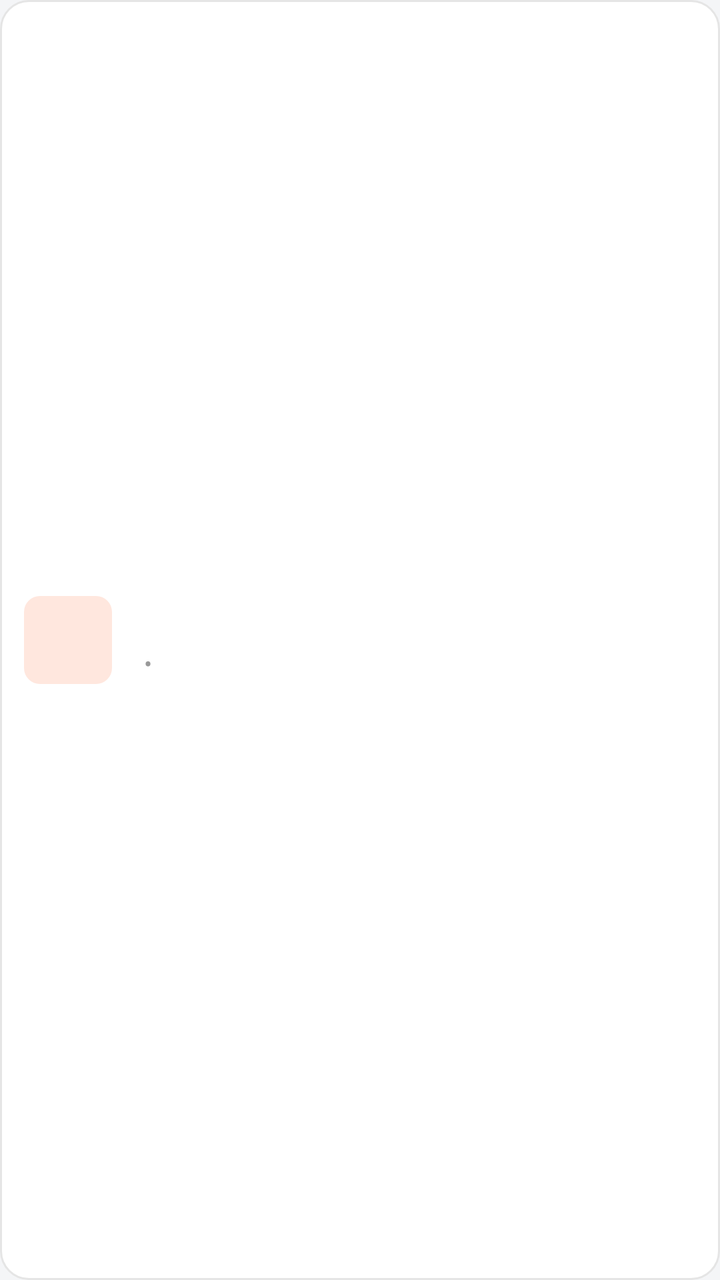
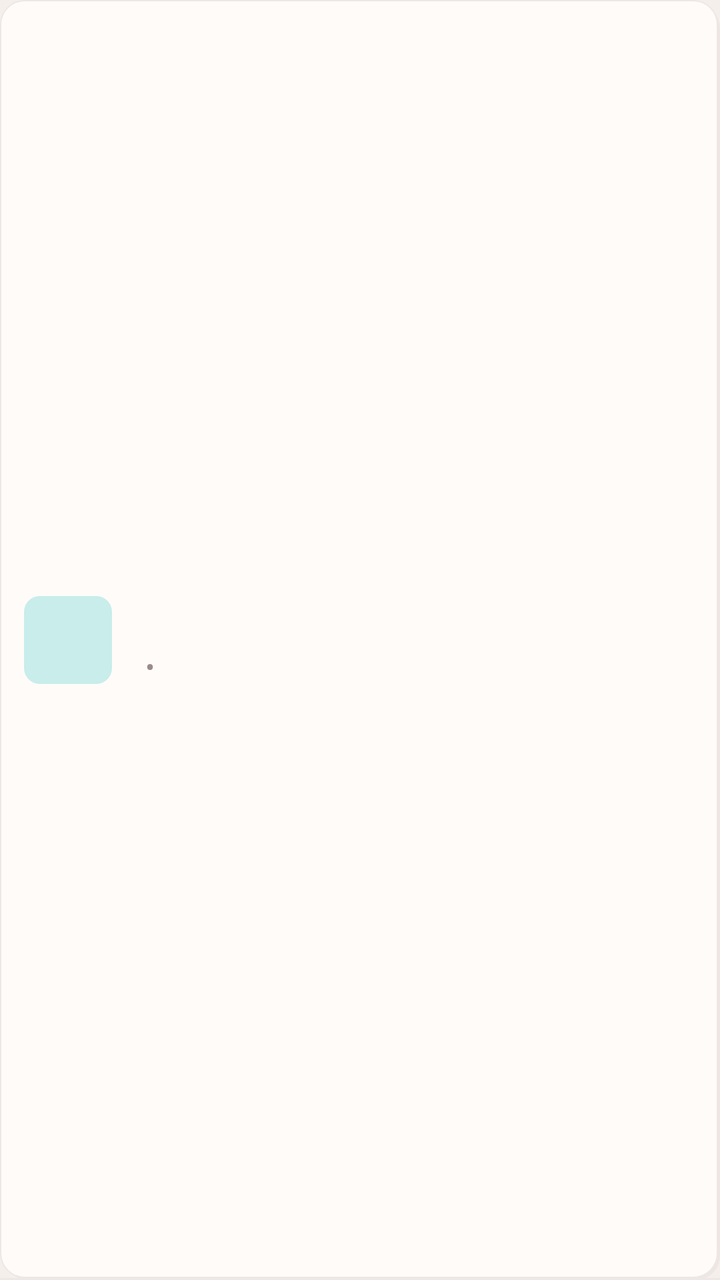

Compare the two renders of this Android layout. The source of the first and the diff that turns it into the second are given below.
<!-- AndroidManifest.xml: application theme Theme.Deuktemsiru_seller -->
<!-- res/layout/item_active_menu.xml -->
<?xml version="1.0" encoding="utf-8"?>

<LinearLayout
    xmlns:android="http://schemas.android.com/apk/res/android"
    android:layout_width="match_parent"
    android:layout_height="wrap_content"
    android:orientation="horizontal"
    android:gravity="center_vertical"
    android:background="@drawable/bg_card_white"
    android:paddingStart="12dp"
    android:paddingEnd="12dp"
    android:paddingTop="12dp"
    android:paddingBottom="12dp"
    android:layout_marginBottom="8dp">

    <TextView
        android:id="@+id/tv_menu_emoji"
        android:layout_width="44dp"
        android:layout_height="44dp"
        android:gravity="center"
        android:textSize="22sp"
        android:background="@drawable/bg_rounded_primary_light" />

    <LinearLayout
        android:layout_width="0dp"
        android:layout_height="wrap_content"
        android:layout_weight="1"
        android:orientation="vertical"
        android:layout_marginStart="10dp">

        <TextView
            android:id="@+id/tv_menu_name"
            android:layout_width="wrap_content"
            android:layout_height="wrap_content"
            android:textSize="14sp"
            android:textColor="@color/text"
            android:fontFamily="sans-serif-medium" />

        <LinearLayout
            android:layout_width="wrap_content"
            android:layout_height="wrap_content"
            android:orientation="horizontal"
            android:gravity="center_vertical"
            android:layout_marginTop="4dp">

            <TextView
                android:id="@+id/tv_remaining"
                android:layout_width="wrap_content"
                android:layout_height="wrap_content"
                android:textSize="12sp"
                android:textColor="@color/text_sub" />

            <TextView
                android:layout_width="wrap_content"
                android:layout_height="wrap_content"
                android:text="  •  "
                android:textSize="12sp"
                android:textColor="@color/text_muted" />

            <TextView
                android:id="@+id/tv_price"
                android:layout_width="wrap_content"
                android:layout_height="wrap_content"
                android:textSize="13sp"
                android:textColor="@color/primary"
                android:fontFamily="sans-serif-medium" />

        </LinearLayout>

    </LinearLayout>

    <TextView
        android:id="@+id/tv_time_badge"
        android:layout_width="wrap_content"
        android:layout_height="wrap_content"
        android:textSize="11sp"
        android:fontFamily="sans-serif-medium"
        android:paddingStart="8dp"
        android:paddingEnd="8dp"
        android:paddingTop="4dp"
        android:paddingBottom="4dp" />

</LinearLayout>
<!-- resources referenced by this layout -->
<resources>
  <color name="primary">#FFC94B28</color>
  <color name="text">#FF1A1A1A</color>
  <color name="text_muted">#FF999999</color>
  <color name="text_sub">#FF666666</color>
  <!-- drawable bg_card_white (drawable) -->
  <?xml version="1.0" encoding="utf-8"?>
  
  <shape xmlns:android="http://schemas.android.com/apk/res/android"
      android:shape="rectangle">
      <solid android:color="#FFFFFF" />
      <stroke android:width="1dp" android:color="#E5E5E5" />
      <corners android:radius="14dp" />
  </shape>
  <!-- drawable bg_rounded_primary_light (drawable) -->
  <?xml version="1.0" encoding="utf-8"?>
  
  <shape xmlns:android="http://schemas.android.com/apk/res/android"
      android:shape="rectangle">
      <solid android:color="@color/primary_light" />
      <corners android:radius="8dp" />
  </shape>
  <style name="Theme.Deuktemsiru_seller" parent="Base.Theme.Deuktemsiru_seller" />
  <color name="primary_light">#FFFFE7DE</color>
  <style name="Base.Theme.Deuktemsiru_seller" parent="Theme.Material3.Light.NoActionBar">
          <item name="colorPrimary">@color/primary</item>
          <item name="colorPrimaryVariant">@color/primary_dark</item>
          <item name="colorOnPrimary">@color/white</item>
          <item name="colorSurface">@color/surface</item>
          <item name="android:colorBackground">@color/surface</item>
          <item name="android:fontFamily">sans-serif</item>
          <item name="bottomNavigationStyle">@style/Widget.App.BottomNav</item>
      </style>
  <color name="primary_dark">#FF8A2F19</color>
  <color name="white">#FFFFFFFF</color>
  <color name="surface">#FFF4F5F7</color>
  <style name="Widget.App.BottomNav" parent="Widget.Material3.BottomNavigationView">
          <item name="itemIconTint">@color/bottom_nav_color</item>
          <item name="itemTextColor">@color/bottom_nav_color</item>
          <item name="itemActiveIndicatorStyle">@style/Widget.App.ActiveIndicator</item>
      </style>
  <style name="Widget.App.ActiveIndicator" parent="Widget.Material3.BottomNavigationView.ActiveIndicator">
          <item name="android:color">@color/primary_light</item>
      </style>
</resources>

<!-- the commit's change to res/layout/item_active_menu.xml (unified diff, before → after) -->
@@ -6,19 +6,19 @@
     android:layout_height="wrap_content"
     android:orientation="horizontal"
     android:gravity="center_vertical"
-    android:background="@drawable/bg_card_white"
+    android:background="@drawable/bg_list_item_bottom"
     android:paddingStart="12dp"
     android:paddingEnd="12dp"
     android:paddingTop="12dp"
     android:paddingBottom="12dp"
-    android:layout_marginBottom="8dp">
+    android:layout_marginBottom="0dp">
 
     <TextView
         android:id="@+id/tv_menu_emoji"
         android:layout_width="44dp"
         android:layout_height="44dp"
         android:gravity="center"
-        android:textSize="22sp"
+        android:textSize="26sp"
         android:background="@drawable/bg_rounded_primary_light" />
 
     <LinearLayout
@@ -32,7 +32,7 @@
             android:id="@+id/tv_menu_name"
             android:layout_width="wrap_content"
             android:layout_height="wrap_content"
-            android:textSize="14sp"
+            android:textSize="17sp"
             android:textColor="@color/text"
             android:fontFamily="sans-serif-medium" />
 
@@ -47,21 +47,21 @@
                 android:id="@+id/tv_remaining"
                 android:layout_width="wrap_content"
                 android:layout_height="wrap_content"
-                android:textSize="12sp"
+                android:textSize="14sp"
                 android:textColor="@color/text_sub" />
 
             <TextView
                 android:layout_width="wrap_content"
                 android:layout_height="wrap_content"
                 android:text="  •  "
-                android:textSize="12sp"
+                android:textSize="14sp"
                 android:textColor="@color/text_muted" />
 
             <TextView
                 android:id="@+id/tv_price"
                 android:layout_width="wrap_content"
                 android:layout_height="wrap_content"
-                android:textSize="13sp"
+                android:textSize="16sp"
                 android:textColor="@color/primary"
                 android:fontFamily="sans-serif-medium" />
 
@@ -73,7 +73,7 @@
         android:id="@+id/tv_time_badge"
         android:layout_width="wrap_content"
         android:layout_height="wrap_content"
-        android:textSize="11sp"
+        android:textSize="13sp"
         android:fontFamily="sans-serif-medium"
         android:paddingStart="8dp"
         android:paddingEnd="8dp"
<!-- resource entries referenced after the edit -->
@@ -1,18 +1,32 @@
 <!-- resources referenced by this layout -->
 <resources>
-  <color name="primary">#FFC94B28</color>
-  <color name="text">#FF1A1A1A</color>
-  <color name="text_muted">#FF999999</color>
-  <color name="text_sub">#FF666666</color>
-  <!-- drawable bg_card_white (drawable) -->
+  <color name="primary">#0B7A6E</color>
+  <color name="text">#FF1A1110</color>
+  <color name="text_muted">#FF998C8A</color>
+  <color name="text_sub">#FF534341</color>
+  <!-- drawable bg_list_item_bottom (drawable) -->
   <?xml version="1.0" encoding="utf-8"?>
-  
-  <shape xmlns:android="http://schemas.android.com/apk/res/android"
-      android:shape="rectangle">
-      <solid android:color="#FFFFFF" />
-      <stroke android:width="1dp" android:color="#E5E5E5" />
-      <corners android:radius="14dp" />
-  </shape>
+  <layer-list xmlns:android="http://schemas.android.com/apk/res/android">
+      <item android:left="2dp" android:top="2dp">
+          <shape android:shape="rectangle">
+              <solid android:color="@color/neu_shadow" />
+              <corners android:radius="12dp" />
+          </shape>
+      </item>
+      <item android:right="1dp" android:bottom="1dp">
+          <shape android:shape="rectangle">
+              <solid android:color="@color/surface_alt" />
+              <stroke android:width="0.5dp" android:color="@color/border_light" />
+              <corners android:radius="12dp" />
+          </shape>
+      </item>
+      <item android:gravity="bottom">
+          <shape android:shape="rectangle">
+              <size android:height="1dp" />
+              <solid android:color="@color/border_light" />
+          </shape>
+      </item>
+  </layer-list>
   <!-- drawable bg_rounded_primary_light (drawable) -->
   <?xml version="1.0" encoding="utf-8"?>
   
@@ -22,7 +36,10 @@
       <corners android:radius="8dp" />
   </shape>
   <style name="Theme.Deuktemsiru_seller" parent="Base.Theme.Deuktemsiru_seller" />
-  <color name="primary_light">#FFFFE7DE</color>
+  <color name="neu_shadow">#24C7B3AD</color>
+  <color name="surface_alt">#FFFFFBF8</color>
+  <color name="border_light">#FFEDE8E5</color>
+  <color name="primary_light">#C8EDEA</color>
   <style name="Base.Theme.Deuktemsiru_seller" parent="Theme.Material3.Light.NoActionBar">
           <item name="colorPrimary">@color/primary</item>
           <item name="colorPrimaryVariant">@color/primary_dark</item>
@@ -30,11 +47,14 @@
           <item name="colorSurface">@color/surface</item>
           <item name="android:colorBackground">@color/surface</item>
           <item name="android:fontFamily">sans-serif</item>
+          <item name="android:navigationBarColor">@color/surface_alt</item>
+          <item name="android:statusBarColor" tools:targetApi="l">@color/surface_alt</item>
+          <item name="android:windowLightStatusBar" tools:targetApi="m">true</item>
           <item name="bottomNavigationStyle">@style/Widget.App.BottomNav</item>
       </style>
-  <color name="primary_dark">#FF8A2F19</color>
+  <color name="primary_dark">#065950</color>
   <color name="white">#FFFFFFFF</color>
-  <color name="surface">#FFF4F5F7</color>
+  <color name="surface">#FFF5EFEC</color>
   <style name="Widget.App.BottomNav" parent="Widget.Material3.BottomNavigationView">
           <item name="itemIconTint">@color/bottom_nav_color</item>
           <item name="itemTextColor">@color/bottom_nav_color</item>
